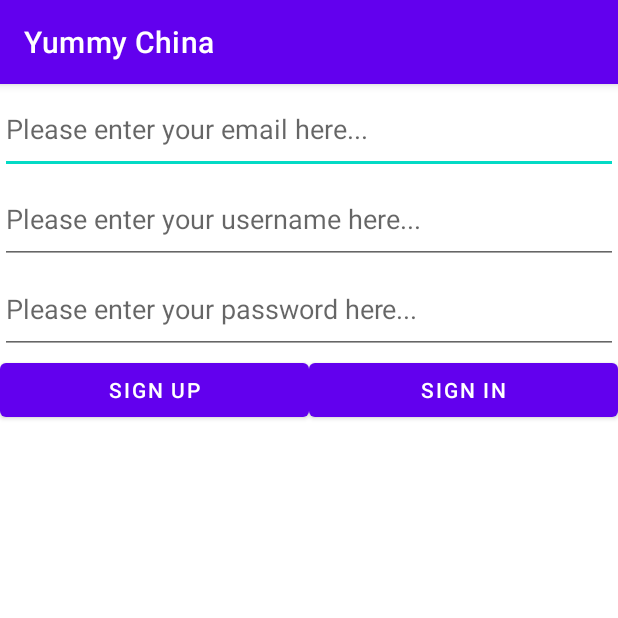
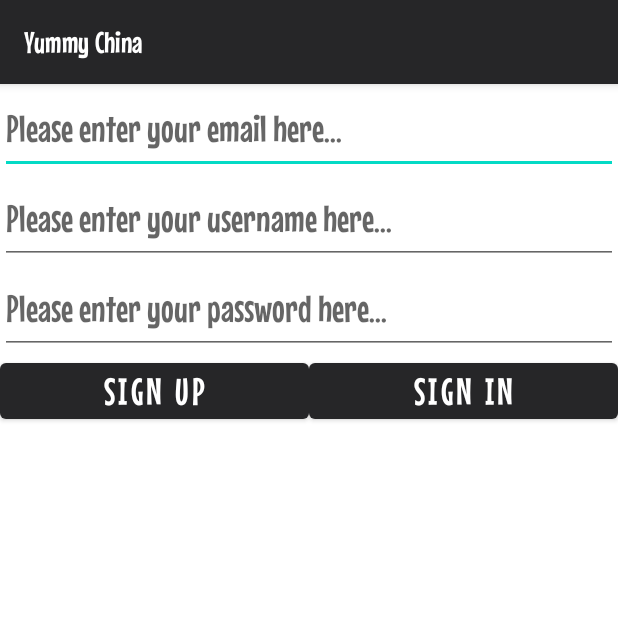
Before and after one commit to FentPams/YummyChina, an Android app: the screen it shows after launch (MainActivity), on a phone screen of 412 x 824 dp, the top half of it. Run offline under Robolectric (Android 15) with nearby library versions, the phone set to English and light mode, and no system bars; our stand-ins replace Firebase (no records; nobody signed in at launch, a user with empty details on screens opened directly).

Commit message:
update theme

```diff
--- a/app/src/main/java/com/example/yummychina/ViewPostsActivity.java
+++ b/app/src/main/java/com/example/yummychina/ViewPostsActivity.java
@@ -44,10 +44,10 @@ public class ViewPostsActivity extends AppCompatActivity {
         FirebaseDatabase.getInstance().getReference().child("users").child(mAtuh.getCurrentUser().getUid()).child("received_posts").addChildEventListener(new ChildEventListener() {
             @Override
             public void onChildAdded(@NonNull DataSnapshot dataSnapshot, @Nullable String s) {
-                fromWhims.add(dataSnapshot.child("from").getValue(String.class));
-                imageLinks.add(dataSnapshot.child("imageLink").getValue(String.class));
+                fromWhims.add(0, dataSnapshot.child("from").getValue(String.class));
+                imageLinks.add(0, dataSnapshot.child("imageLink").getValue(String.class));
                 //dataMap.put("imageLink", dataSnapshot.child("imageLink").getValue(String.class));
-                descriptions.add(dataSnapshot.child("description").getValue(String.class));
+                descriptions.add(0, dataSnapshot.child("description").getValue(String.class));
                 postAdapter.notifyDataSetChanged();
             }
 
--- a/app/src/main/res/layout/activity_social_media.xml
+++ b/app/src/main/res/layout/activity_social_media.xml
@@ -11,6 +11,7 @@
         android:id="@+id/postImageView"
         android:layout_width="match_parent"
         android:layout_height="270dp"
+        android:scaleType="fitXY"
         app:layout_constraintEnd_toEndOf="parent"
         app:layout_constraintStart_toStartOf="parent"
         app:srcCompat="@drawable/ramen"
--- a/app/src/main/res/values/themes.xml
+++ b/app/src/main/res/values/themes.xml
@@ -2,8 +2,8 @@
     <!-- Base application theme. -->
     <style name="Theme.YummyChina" parent="Theme.MaterialComponents.DayNight.DarkActionBar">
         <!-- Primary brand color. -->
-        <item name="colorPrimary">@color/purple_500</item>
-        <item name="colorPrimaryVariant">@color/purple_700</item>
+        <item name="colorPrimary">#262628</item>
+        <item name="colorPrimaryVariant">#262628</item>
         <item name="colorOnPrimary">@color/white</item>
         <!-- Secondary brand color. -->
         <item name="colorSecondary">@color/teal_200</item>
@@ -12,5 +12,7 @@
         <!-- Status bar color. -->
         <item name="android:statusBarColor" tools:targetApi="l">?attr/colorPrimaryVariant</item>
         <!-- Customize your theme here. -->
+        <item name="fontFamily">@font/mousememoirs</item>
+        <item name="android:textSize">25sp</item>
     </style>
 </resources>
```
Also changed, not shown: app/src/main/res/layout/single_post.xml (+6 -1 lines), app/src/main/res/font/mousememoirs.ttf (added).
